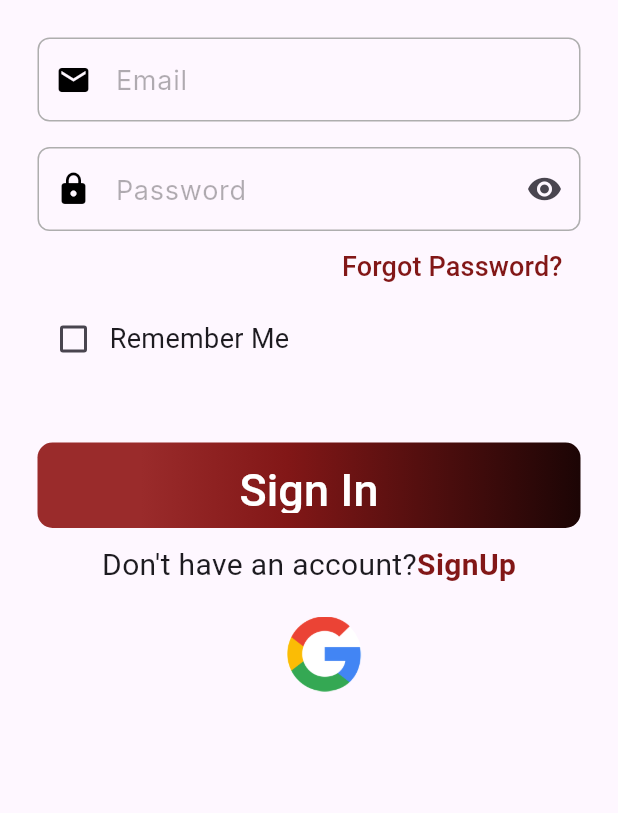
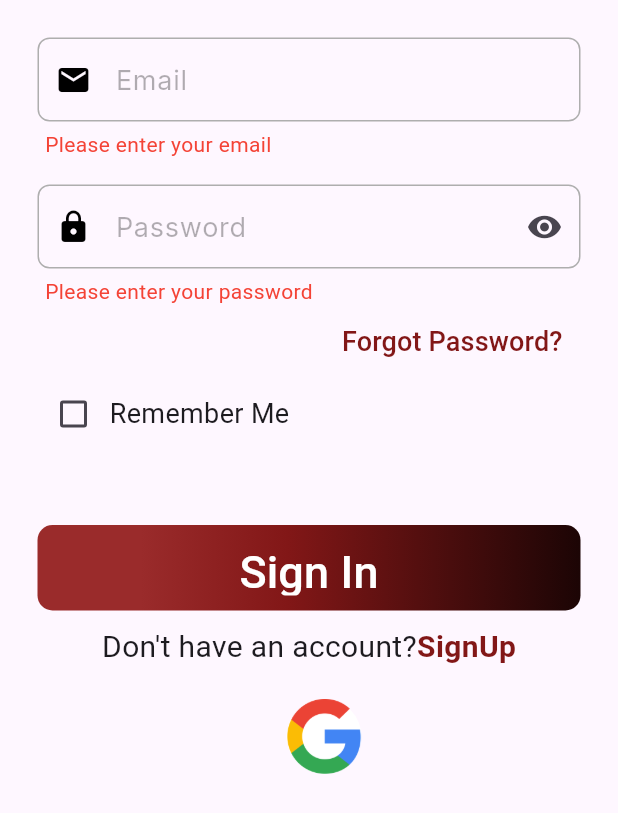
Before and after one commit to nouramer725/Servix, a Flutter app: the SignInFormTech widget shown alone on an empty page, opened directly, after a tap on "Sign In", on a phone screen of 412 x 824 dp. Shown: the top 813 px of the screen. Run offline on Flutter 3.47's test engine with Material 3 defaults, Android fonts, the phone set to English and light mode, and no system bars; our stand-ins replace cloud_firestore, confetti, easy_localization, file_picker, firebase_auth, firebase_core and 8 more; accounts and stored records are empty; statements that could not run were skipped.

Commit message:
add error text to customtextfield

```diff
--- a/lib/Technician/Login-Register/Sign In Technician/SignIn Form.dart
+++ b/lib/Technician/Login-Register/Sign In Technician/SignIn Form.dart
@@ -6,7 +6,6 @@ import 'package:google_fonts/google_fonts.dart';
 import 'package:servix/Technician/Login-Register/SignUP/Sign_Up_Tech.dart';
 import '../../../../Components/Buttons.dart';
 import '../../../../Components/TextFormField_SignIn.dart';
-import '../../../Client/Login-Register/Sign UP/Sign_Up_Client.dart';
 import '../../../Components/AuthService_Google.dart';
 import '../../../Components/Remember me checkbox.dart';
 import '../../../Components/ShowResetPasswordDiaglog.dart';
@@ -25,32 +24,32 @@ class _SignInFormTechState extends State<SignInFormTech> {
   bool _obscureText = true;
   bool _rememberMe = false;
   bool _isLoading = false;
-  String? _emailError;
-  String? _passwordError;
+  String? emailError;
+  String? passwordError;
 
-  final TextEditingController _emailController = TextEditingController();
-  final TextEditingController _passwordController = TextEditingController();
+  final TextEditingController emailController = TextEditingController();
+  final TextEditingController passwordController = TextEditingController();
 
   void _validateAndSubmit() async {
     setState(() {
-      _emailError = null;
-      _passwordError = null;
+      emailError = null;
+      passwordError = null;
       _isLoading = true;
     });
 
     bool isValid = true;
 
-    if (_emailController.text.isEmpty) {
+    if (emailController.text.isEmpty) {
       setState(() {
-        _emailError = "Please enter your email".tr();
+        emailError = "Please enter your email".tr();
         _isLoading = false;
       });
       isValid = false;
     }
 
-    if (_passwordController.text.isEmpty) {
+    if (passwordController.text.isEmpty) {
       setState(() {
-        _passwordError = "Please enter your password".tr();
+        passwordError = "Please enter your password".tr();
         _isLoading = false;
       });
       isValid = false;
@@ -61,8 +60,8 @@ class _SignInFormTechState extends State<SignInFormTech> {
       try {
         UserCredential userCredential =
             await FirebaseAuth.instance.signInWithEmailAndPassword(
-          email: _emailController.text.trim(),
-          password: _passwordController.text.trim(),
+          email: emailController.text.trim(),
+          password: passwordController.text.trim(),
         );
 
         User? user = userCredential.user;
@@ -131,12 +130,11 @@ class _SignInFormTechState extends State<SignInFormTech> {
                 );
               },
             );
-            return; // Exit without proceeding further.
           }
-          Navigator.pushReplacement(
-            context,
-            MaterialPageRoute(builder: (context) => HomeTechnician()),
-          );
+          // Navigator.pushReplacement(
+          //   context,
+          //   MaterialPageRoute(builder: (context) => HomeTechnician()),
+          // );
         }
       } on FirebaseAuthException catch (e) {
         String errorMessage;
@@ -176,13 +174,15 @@ class _SignInFormTechState extends State<SignInFormTech> {
           children: [
             CustomTextFormField(
               label: "Email".tr(),
-              controller: _emailController,
+              controller: emailController,
+              errorText: emailError,
               icon: Icons.email,
             ),
             const SizedBox(height: 17),
             CustomTextFormField(
               label: "Password".tr(),
-              controller: _passwordController,
+              controller: passwordController,
+              errorText: passwordError,
               icon: Icons.lock,
               obscureText: _obscureText,
               onTapSuffix: () => setState(() => _obscureText = !_obscureText),
@@ -209,7 +209,7 @@ class _SignInFormTechState extends State<SignInFormTech> {
               value: _rememberMe,
               onChanged: (value) => setState(() => _rememberMe = value!),
             ),
-            const SizedBox(height: 45),
+            const SizedBox(height: 50),
             GradientButton(
               onPressed: _isLoading ? null : _validateAndSubmit,
               text: "Sign In".tr(),
```
